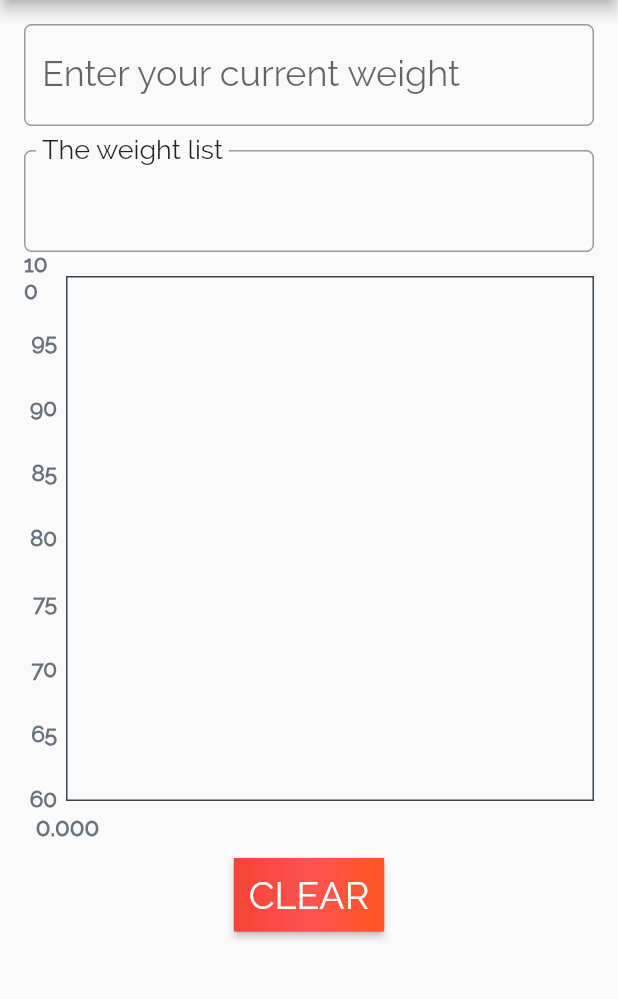
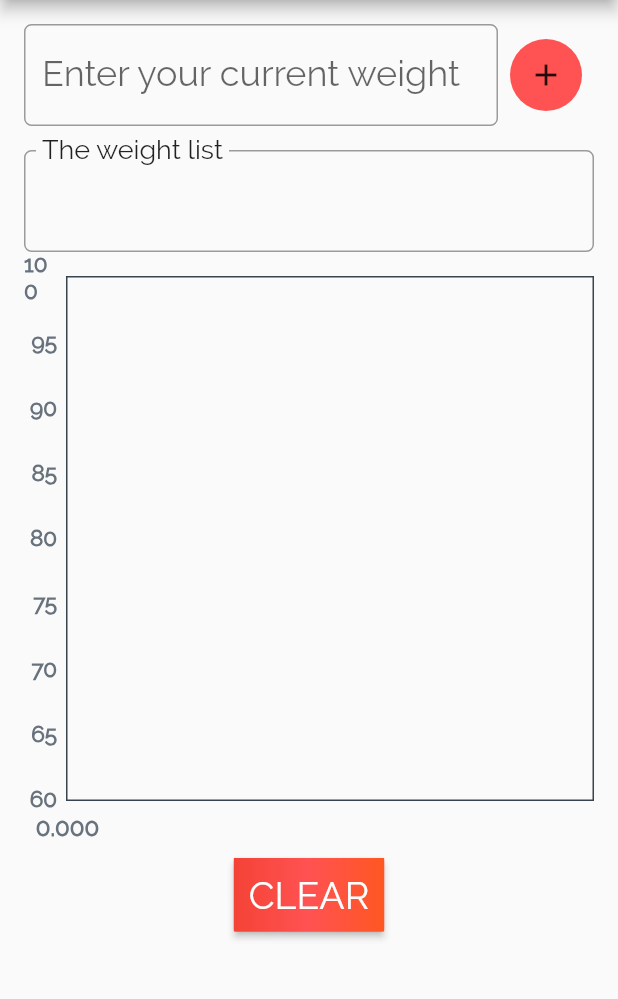
Before and after one commit to deepakmkoshy/WeightTracker, a Flutter app: the screen it shows after launch, on a phone screen of 412 x 824 dp, the part 84-1083 px from its top. Run offline on Flutter 3.47's test engine with Material 2 defaults, Android fonts, the phone set to English and light mode, and no system bars; drawn by our look-alikes of fl_chart; our stand-ins replace hive; accounts and stored records are empty.

Commit message:
Added TextEditingController and a button to update input

```diff
--- a/lib/HomePage.dart
+++ b/lib/HomePage.dart
@@ -21,18 +21,28 @@ class _MyHomePageState extends State<MyHomePage> {
   var weight = <String>[];
   final box = Hive.box('Weight_List');
   bool _showValidationError = false;
+  final _controller = TextEditingController();
 
   @override
   void initState() {
     super.initState();
+
     if (box.isNotEmpty) //Updating the local weight list from the database
       weight = box.get('weight');
     else
       box.put('weight', weight);
   }
 
-  void _updateInput(String input) {
+  @override
+  void dispose() {
+    _controller.dispose();
+    super.dispose();
+  }
+
+  void _updateInput() {
     setState(() {
+      String input = _controller.text;
+      print(input);
       try {
         double.parse(input);
         _showValidationError = false;
@@ -71,10 +81,11 @@ class _MyHomePageState extends State<MyHomePage> {
         child: Column(
           children: <Widget>[
             Row(
-              mainAxisAlignment: MainAxisAlignment.center,
+              mainAxisSize: MainAxisSize.min,
               children: <Widget>[
                 Expanded(
                   child: TextField(
+                    controller: _controller,
                     style: Theme.of(context).textTheme.headline5,
                     decoration: InputDecoration(
                       labelText: "Enter your current weight",
@@ -84,9 +95,20 @@ class _MyHomePageState extends State<MyHomePage> {
                       border: OutlineInputBorder(
                           borderRadius: BorderRadius.circular(5.0)),
                     ),
-                    onSubmitted: _updateInput,
                     keyboardType: TextInputType.number,
                   ),
+                ),
+                Padding(
+                  padding: const EdgeInsets.all(8.0),
+                  child: Ink(
+                      decoration: ShapeDecoration(
+                          shape: CircleBorder(), color: Colors.redAccent),
+                      child: IconButton(
+                        onPressed: () {
+                          _updateInput();
+                        },
+                        icon: Icon(Icons.add),
+                      )),
                 ),
               ],
             ),
```
Also changed, not shown: pubspec.lock.
